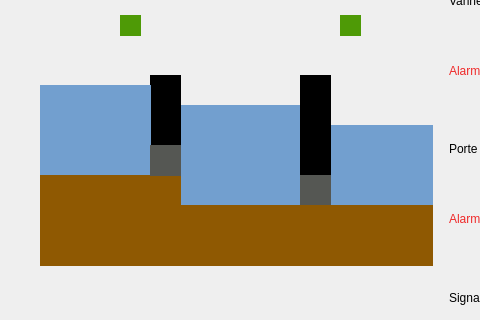
zatteo/ecluse, file tp_note/mainwindow.ui: the form before one commit; both pictures show x 379 to 859 and y 213 to 533 of the 1227 by 669 pixel window.
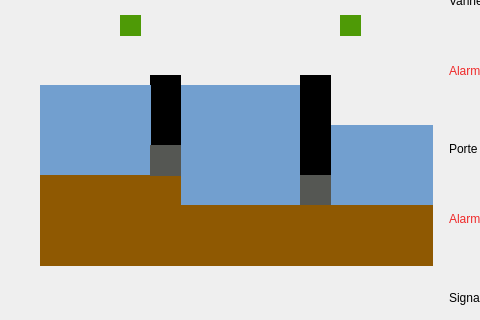
The form after the commit. The open tabs and pages were chosen to show the change. Icons and pictures are not drawn.

Commit message: grisement case

The edit to the form file:
```diff
--- a/tp_note/mainwindow.ui
+++ b/tp_note/mainwindow.ui
@@ -1642,7 +1642,7 @@
           <property name="geometry">
            <rect>
             <x>110</x>
-            <y>160</y>
+            <y>140</y>
             <width>181</width>
             <height>131</height>
            </rect>
```
Left out of the diff: 2 changed lines with no effect on the pictures. The commit also changes 2 other files.
